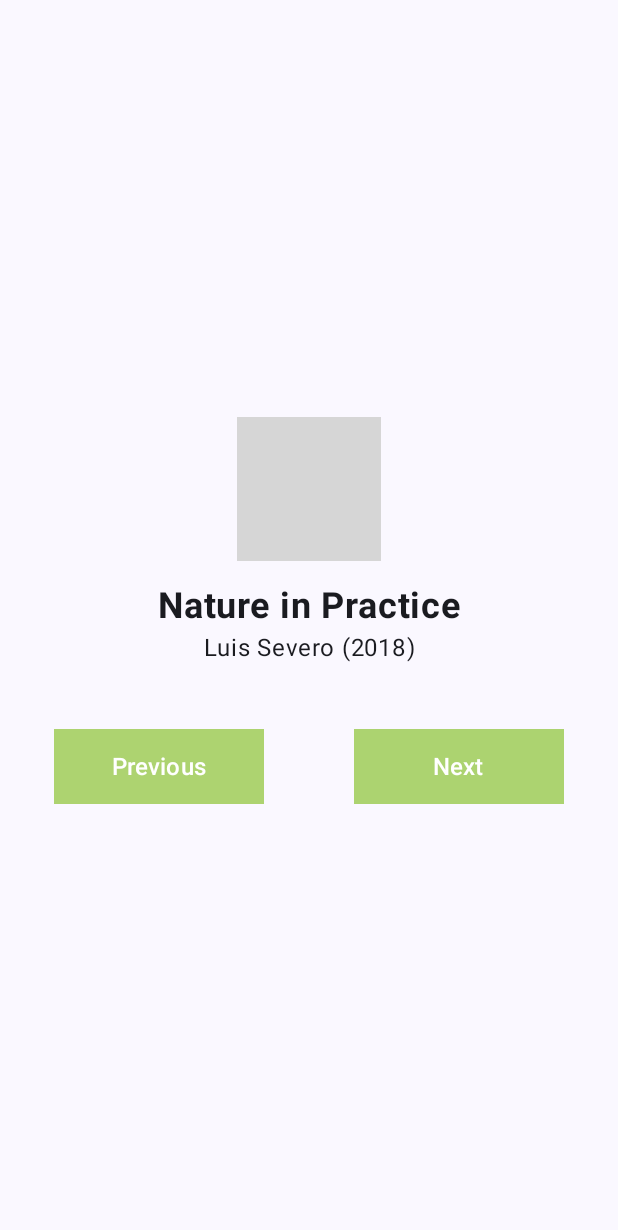
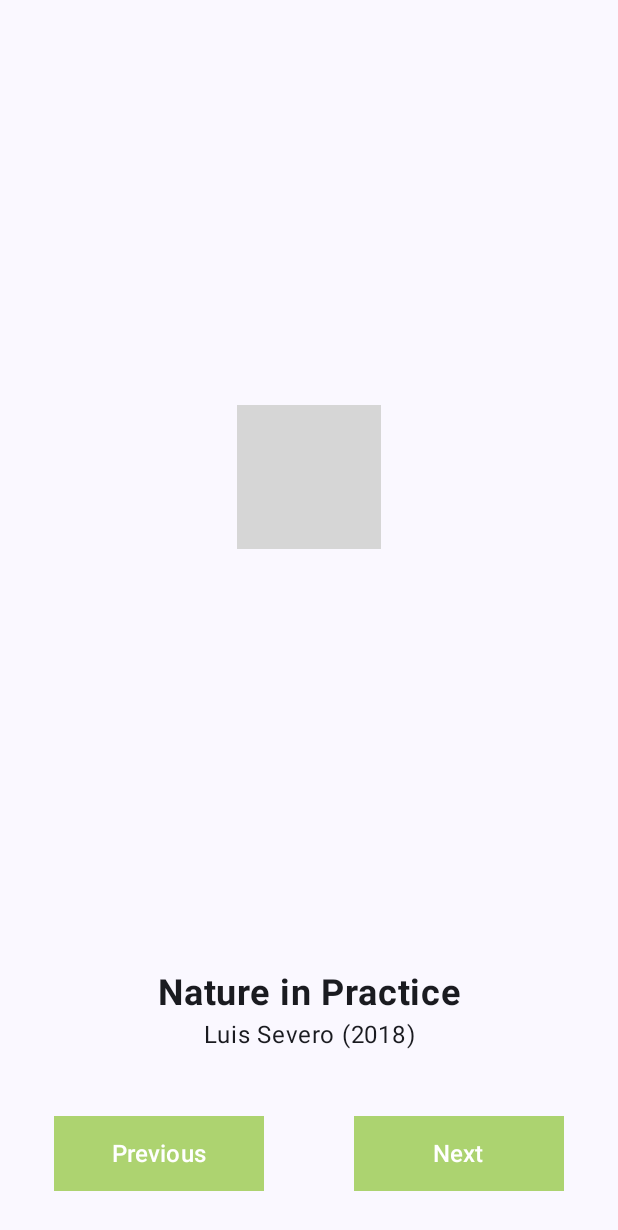
Before and after one commit to joaofcmont/BirthdayCard, an Android app built with Jetpack Compose: the screen it shows after launch (MainActivity), on a phone screen of 412 x 824 dp. Shown: the top 1230 px of the screen. Run offline under Robolectric (Android 15) with nearby library versions, the phone set to English and light mode, and no system bars; libraries missing offline, so code that uses them is left out: androidx.palette.graphics; grey boxes are pictures that could not be loaded.

```diff
--- a/ArtSpace/app/src/main/AndroidManifest.xml
+++ b/ArtSpace/app/src/main/AndroidManifest.xml
@@ -11,7 +11,8 @@
         android:roundIcon="@mipmap/ic_launcher_round"
         android:supportsRtl="true"
         android:theme="@style/Theme.ArtSpace"
-        tools:targetApi="31">
+        tools:targetApi="31"
+        android:resizeableActivity="false">
         <activity
             android:name=".MainActivity"
             android:exported="true"
--- a/ArtSpace/app/src/main/java/com/example/artspace/MainActivity.kt
+++ b/ArtSpace/app/src/main/java/com/example/artspace/MainActivity.kt
@@ -5,15 +5,18 @@ import androidx.activity.ComponentActivity
 import androidx.activity.compose.setContent
 import androidx.compose.foundation.Image
 import androidx.compose.foundation.layout.Arrangement
+import androidx.compose.foundation.layout.Box
 import androidx.compose.foundation.layout.Column
 import androidx.compose.foundation.layout.Row
 import androidx.compose.foundation.layout.Spacer
 import androidx.compose.foundation.layout.fillMaxSize
+import androidx.compose.foundation.layout.fillMaxWidth
 import androidx.compose.foundation.layout.height
 import androidx.compose.foundation.layout.padding
 import androidx.compose.foundation.layout.safeDrawingPadding
 import androidx.compose.foundation.layout.statusBarsPadding
 import androidx.compose.foundation.layout.width
+import androidx.compose.foundation.layout.wrapContentSize
 import androidx.compose.foundation.rememberScrollState
 import androidx.compose.foundation.verticalScroll
 import androidx.compose.material3.Button
@@ -87,15 +90,23 @@ fun SpaceArtApp(modifier: Modifier = Modifier) {
         modifier = Modifier
             .fillMaxSize()
             .statusBarsPadding()
-            .verticalScroll(rememberScrollState())
             .safeDrawingPadding()
         .padding(20.dp),
-        horizontalAlignment = Alignment.CenterHorizontally,
-        verticalArrangement = Arrangement.Center) {
-        Image(
-            painter = image,
-            contentDescription = "$image"
-        )
+        horizontalAlignment = Alignment.CenterHorizontally) {
+        Box(
+            modifier = Modifier
+                .fillMaxWidth()
+                .weight(1f)
+        ) {
+            Image(
+                painter = image,
+                contentDescription = "$image",
+                modifier = Modifier
+                    .fillMaxSize()
+                    .wrapContentSize(Alignment.Center)
+                    .padding(bottom = 16.dp)
+            )
+        }
         Column (modifier = Modifier
             .statusBarsPadding()
             .padding(10.dp),
@@ -114,7 +125,10 @@ fun SpaceArtApp(modifier: Modifier = Modifier) {
             )
         }
         Row(
-            modifier = Modifier.padding(top = 30.dp)
+            modifier = Modifier
+                .fillMaxWidth()
+                .padding(top = 30.dp),
+            horizontalArrangement = Arrangement.Center
         ) {
             Button(
                 onClick = {
```
